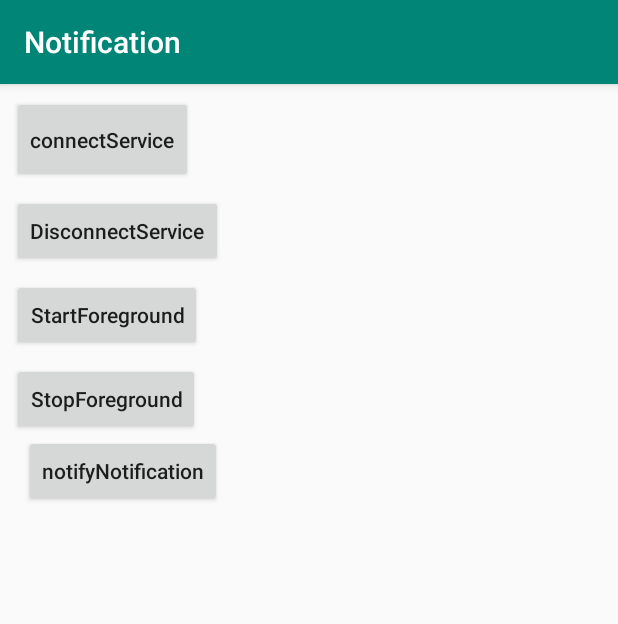
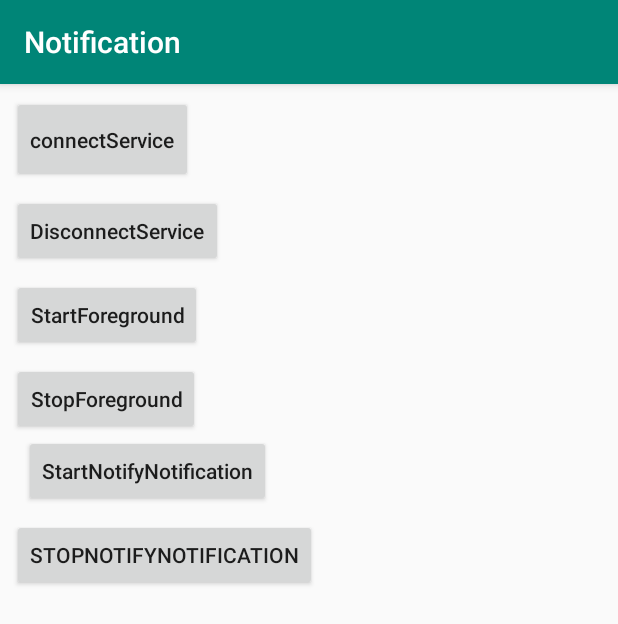
Before and after one commit to TakmingMark/Notification, an Android app: the screen it shows after launch (MainActivity), on a phone screen of 412 x 824 dp. Shown: the top 624 px of the screen. Run offline under Robolectric (Android 15) with nearby library versions, the phone set to English and light mode, and no system bars.

Commit message:
add stop notify notification feature

```diff
--- a/app/src/main/res/layout/activity_main.xml
+++ b/app/src/main/res/layout/activity_main.xml
@@ -44,13 +44,21 @@
             android:layout_marginLeft="8dp" android:layout_marginStart="8dp" android:layout_marginTop="8dp"
             app:layout_constraintTop_toBottomOf="@+id/start_foreground_button"/>
     <Button
-            android:text="notifyNotification"
+            android:text="StartNotifyNotification"
             android:layout_width="wrap_content"
             android:layout_height="wrap_content"
             android:textAllCaps="false"
-            android:id="@+id/notify_notification"
+            android:id="@+id/start_notify_notification"
             app:layout_constraintTop_toBottomOf="@+id/stop_foreground_button"
             app:layout_constraintStart_toStartOf="parent" android:layout_marginLeft="16dp"
             android:layout_marginStart="16dp"/>
+    <Button
+            android:text="StopNotifyNotification"
+            android:layout_width="wrap_content"
+            android:layout_height="wrap_content"
+            android:id="@+id/stop_notify_notification" android:layout_marginTop="8dp"
+            app:layout_constraintTop_toBottomOf="@+id/start_notify_notification"
+            app:layout_constraintStart_toStartOf="parent" android:layout_marginLeft="8dp"
+            android:layout_marginStart="8dp"/>
 
 </android.support.constraint.ConstraintLayout>
```
Also changed, not shown: app/src/main/java/com/example/notification/MainActivity.kt (+13 -5 lines), app/src/main/res/drawable/test.png (added).
